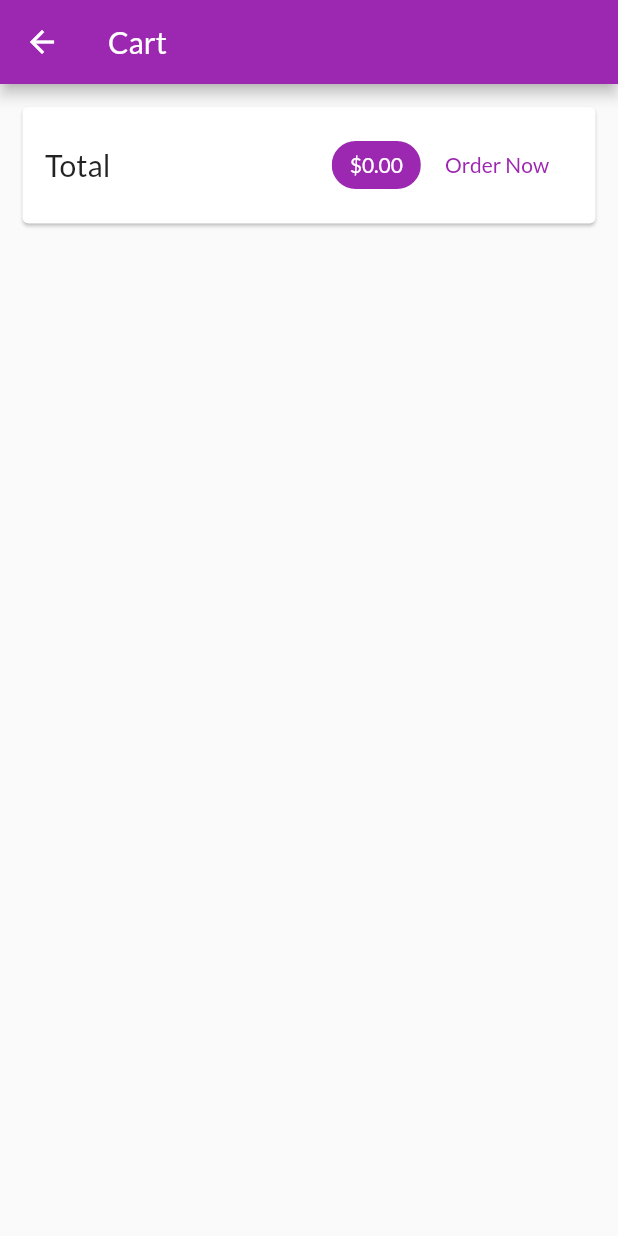
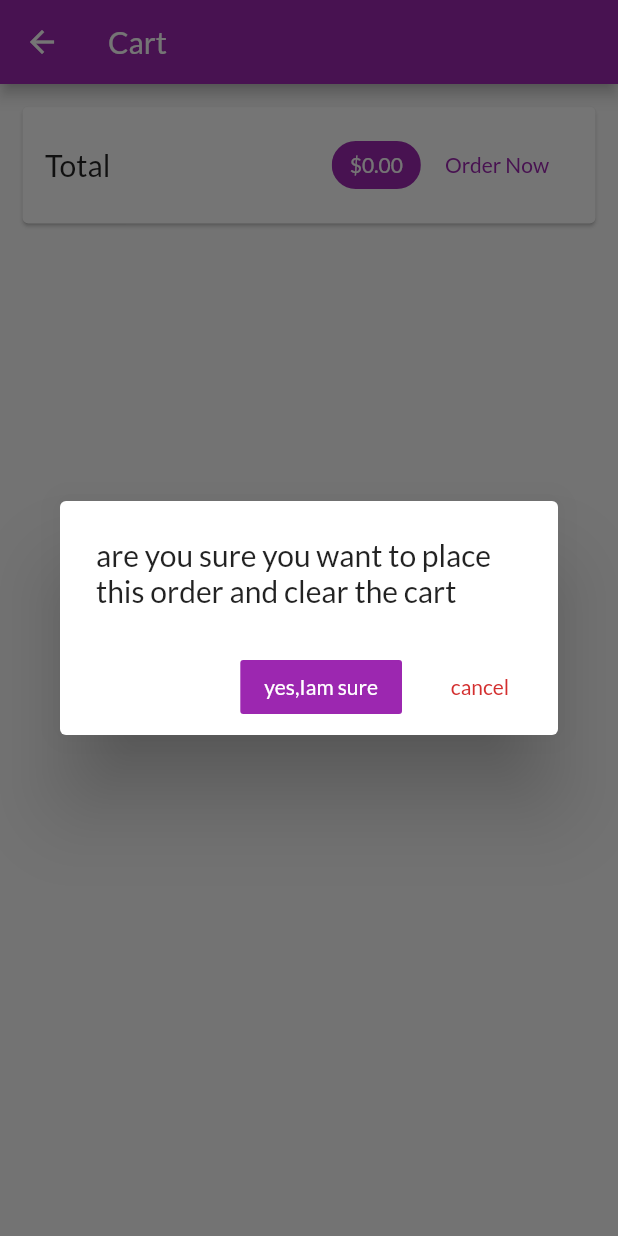
Before and after one commit to hatem1055/flutter-shop-app, a Flutter app: the CartScreen screen opened by its route, after a tap on "Order Now", on a phone screen of 412 x 824 dp. Run offline on Flutter 3.47's test engine with Material 2 defaults, Android fonts, the phone set to English and light mode, and no system bars; network calls fail.

Commit message:
order now button

```diff
--- a/lib/main.dart
+++ b/lib/main.dart
@@ -1,5 +1,6 @@
 import 'package:flutter/material.dart';
 import 'package:provider/provider.dart';
+import 'providers/orders_provider.dart';
 import 'providers/cart_provider.dart';
 import 'screens/product_details/product_details_screen.dart';
 import 'screens/products_overview/products_overview_screen.dart';
@@ -14,7 +15,8 @@ class MyApp extends StatelessWidget {
     return MultiProvider(
       providers:[
         ChangeNotifierProvider(create: (_) => ProductsProvider()),
-        ChangeNotifierProvider(create: (_) => CartProvider())
+        ChangeNotifierProvider(create: (_) => CartProvider()),
+        ChangeNotifierProvider(create:(_) => OrdersProvider())
       ],
       child:MaterialApp(
         title: 'Shoppy',
--- /dev/null
+++ b/lib/providers/orders_provider.dart
@@ -0,0 +1,33 @@
+import 'package:flutter/cupertino.dart';
+import 'cart_provider.dart';
+
+class OrderItem{
+  final String id;
+  final double amount;
+  final List<CartItem> products;
+  final DateTime dateTime;
+
+  OrderItem({
+    @required this.id,
+    @required this.amount,
+    @required this.dateTime,
+    @required this.products,
+  });
+}
+
+class OrdersProvider with ChangeNotifier{
+  List<OrderItem> _orders = [];
+
+  List<OrderItem> get orders{
+    return [..._orders];
+  }
+  void addOrder(List<CartItem> products,double total,){
+    _orders.insert(0,OrderItem(
+      id:DateTime.now().toString(),
+      amount:total,
+      dateTime:DateTime.now(),
+      products: products
+    ));
+    notifyListeners();
+  }
+}
--- a/lib/screens/cart/cart_item_widget.dart
+++ b/lib/screens/cart/cart_item_widget.dart
@@ -13,7 +13,7 @@ class CartItemWidget extends StatelessWidget {
       key: ValueKey(cartItem.id),
       direction: DismissDirection.endToStart,
       onDismissed: (dir) => {
-        Provider.of<CartProvider>(context, listen: false).deleteItems(productId)
+        Provider.of<CartProvider>(context, listen: false).deleteItem(productId)
       },
       background: Container(
         margin: EdgeInsets.symmetric(horizontal: 15, vertical: 4),
--- a/lib/screens/cart/cart_screen.dart
+++ b/lib/screens/cart/cart_screen.dart
@@ -1,13 +1,17 @@
 import 'package:flutter/material.dart';
 import 'package:provider/provider.dart';
+import '../../providers/orders_provider.dart';
 import '../../providers/cart_provider.dart';
 import 'cart_item_widget.dart';
+import 'place_order.dart';
 
 class CartScreen extends StatelessWidget {
   static const routeName = '/cart';
   @override
   Widget build(BuildContext context) {
     final cart = Provider.of<CartProvider>(context);
+    final orders = Provider.of<OrdersProvider>(context, listen: false);
+
     return Scaffold(
       appBar: AppBar(
         title: Text('Cart'),
@@ -38,17 +42,21 @@ class CartScreen extends StatelessWidget {
                     ),
                     FlatButton(
                       child: Text('Order Now'),
-                      onPressed: (){},
+                      onPressed: () {
+                        placeOrder(context,cart,orders);
+                      },
                       textColor: Theme.of(context).primaryColor,
                     )
                   ],
                 )),
           ),
-          SizedBox(height:10),
-          Expanded(child:ListView.builder(
+          SizedBox(height: 10),
+          Expanded(
+              child: ListView.builder(
             itemCount: cart.itemCount,
-            itemBuilder: (ctx,index){
-              return CartItemWidget(cart.items.values.toList()[index],cart.items.keys.toList()[index]);
+            itemBuilder: (ctx, index) {
+              return CartItemWidget(cart.items.values.toList()[index],
+                  cart.items.keys.toList()[index]);
             },
           ))
         ],
--- /dev/null
+++ b/lib/screens/cart/place_order.dart
@@ -0,0 +1,31 @@
+import 'package:flutter/material.dart';
+import '../../providers/cart_provider.dart';
+import '../../providers/orders_provider.dart';
+void placeOrder(BuildContext context,CartProvider cart,OrdersProvider orders) {
+  showDialog(
+      context: context,
+      builder: (_) {
+        return AlertDialog(
+          title: Text(
+              'are you sure you want to place this order and clear the cart'),
+          actions: [
+            FlatButton(
+                onPressed: () {
+                  orders.addOrder(cart.items.values.toList(), cart.totalAmount);
+                  cart.clearCart();
+                  Navigator.of(context).pop();
+                },
+                color: Theme.of(context).primaryColor,
+                textColor: Colors.white,
+                child: Text('yes,Iam sure')),
+            FlatButton(
+                onPressed: () {
+                  Navigator.of(context).pop();
+                },
+                textColor: Theme.of(context).errorColor,
+                child: Text('cancel'))
+          ],
+        );
+      },
+      barrierDismissible: true);
+}
```
Also changed, not shown: lib/providers/cart_provider.dart (+5 -2 lines).
